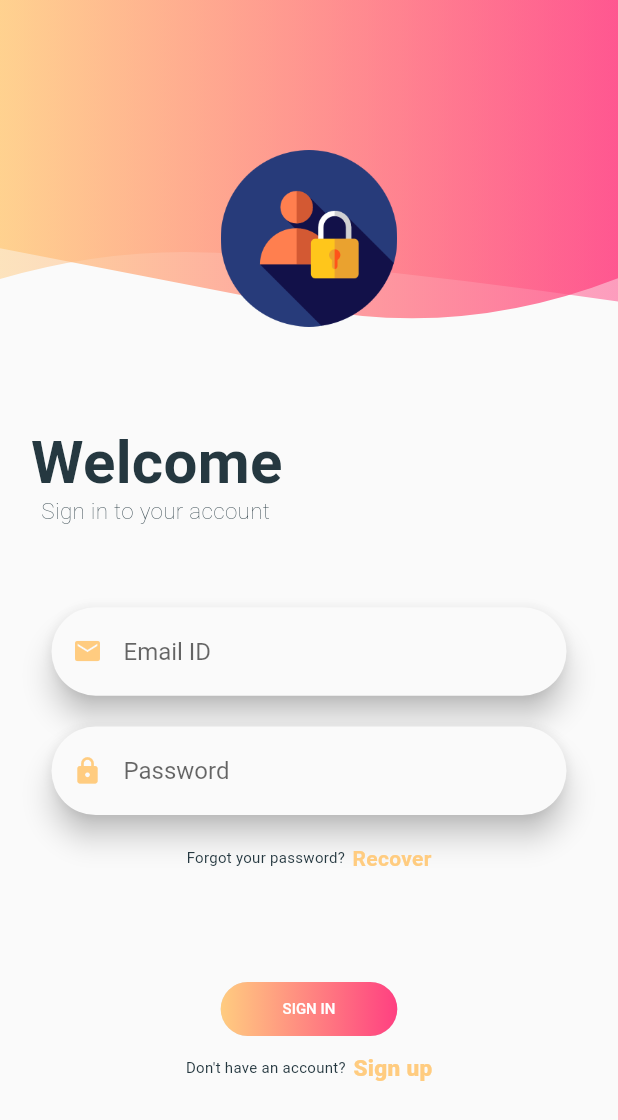
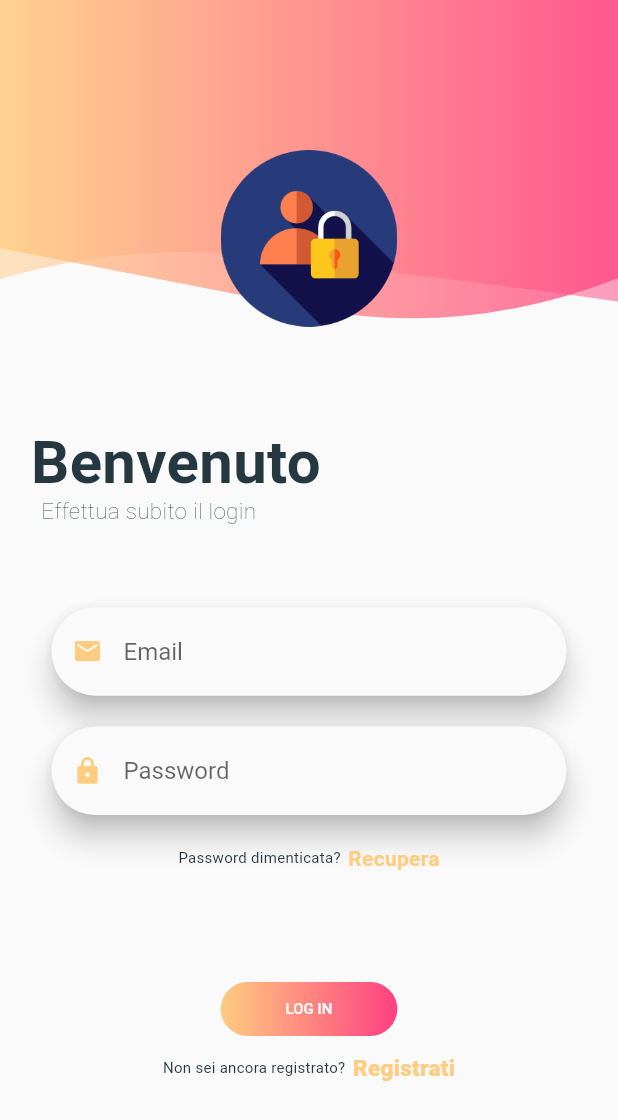
Before and after one commit to Nasic-Elvis/Clup-MobileApplication, a Flutter app: the SignInPage screen opened directly, on a phone screen of 412 x 824 dp. Shown: the top 1120 px of the screen. Run offline on Flutter 3.47's test engine with Material 2 defaults, Android fonts, the phone set to English and light mode, and no system bars; our stand-ins replace expansion_tile_card, flutter_svg, font_awesome_flutter, geolocator, google_maps_flutter, settings_ui and 1 more; network calls fail; Roboto replaces fonts that are missing (WorkSans).

Commit message:
Added package shared_preferences

```diff
--- a/clup/lib/utils/uri.dart
+++ b/clup/lib/utils/uri.dart
@@ -1,6 +1,6 @@
 class Address {
   //URI localhost 10.0.2.2
-  String _uriConnection = "192.168.1.174:3000";
+  String _uriConnection = "10.0.2.2:3000";
   String _uriProtocol = "http://";
   static String getStore;
   static String signIn;
--- a/clup/lib/view/settings.dart
+++ b/clup/lib/view/settings.dart
@@ -24,7 +24,7 @@ class _SettingScreenState extends State<SettingScreen> {
                 onPressed: (context) {},
               ),
               SettingsTile(
-                title: 'Sign In',
+                title: 'Account personale',
                 subtitle: '',
                 leading: Icon(Icons.account_circle),
                 onPressed: (context) {
--- a/clup/lib/view/signin.dart
+++ b/clup/lib/view/signin.dart
@@ -122,7 +122,7 @@ class _SignInScreenState extends State<SignInScreen> {
       child: Row(
         children: <Widget>[
           Text(
-            "Welcome",
+            "Benvenuto",
             style: TextStyle(
               fontWeight: FontWeight.bold,
               fontSize: _large ? 60 : (_medium ? 50 : 40),
@@ -139,7 +139,7 @@ class _SignInScreenState extends State<SignInScreen> {
       child: Row(
         children: <Widget>[
           Text(
-            "Sign in to your account",
+            "Effettua subito il login",
             style: TextStyle(
               fontWeight: FontWeight.w200,
               fontSize: _large ? 20 : (_medium ? 17.5 : 15),
@@ -172,7 +172,7 @@ class _SignInScreenState extends State<SignInScreen> {
       keyboardType: TextInputType.emailAddress,
       textEditingController: emailController,
       icon: Icons.email,
-      hint: "Email ID",
+      hint: "Email",
     );
   }
 
@@ -193,7 +193,7 @@ class _SignInScreenState extends State<SignInScreen> {
         mainAxisAlignment: MainAxisAlignment.center,
         children: <Widget>[
           Text(
-            "Forgot your password?",
+            "Password dimenticata?",
             style: TextStyle(
                 fontWeight: FontWeight.w400,
                 fontSize: _large ? 14 : (_medium ? 12 : 10)),
@@ -206,7 +206,7 @@ class _SignInScreenState extends State<SignInScreen> {
               print("Routing");
             },
             child: Text(
-              "Recover",
+              "Recupera",
               style: TextStyle(
                   fontWeight: FontWeight.w600, color: Colors.orange[200]),
             ),
@@ -238,7 +238,7 @@ class _SignInScreenState extends State<SignInScreen> {
             ),
           ),
           padding: const EdgeInsets.all(12.0),
-          child: Text('SIGN IN',
+          child: Text('LOG IN',
               style: TextStyle(fontSize: _large ? 14 : (_medium ? 12 : 10))),
         ),
         onTap: () async {
@@ -269,7 +269,7 @@ class _SignInScreenState extends State<SignInScreen> {
         mainAxisAlignment: MainAxisAlignment.center,
         children: <Widget>[
           Text(
-            "Don't have an account?",
+            "Non sei ancora registrato?",
             style: TextStyle(
                 fontWeight: FontWeight.w400,
                 fontSize: _large ? 14 : (_medium ? 12 : 10)),
@@ -285,7 +285,7 @@ class _SignInScreenState extends State<SignInScreen> {
               print("Routing to Sign up screen");
             },
             child: Text(
-              "Sign up",
+              "Registrati",
               style: TextStyle(
                   fontWeight: FontWeight.w800,
                   color: Colors.orange[200],
--- a/clup/pubspec.yaml
+++ b/clup/pubspec.yaml
@@ -38,6 +38,7 @@ dependencies:
   url_launcher: ^6.0.4
   expansion_tile_card: ^1.1.0
   settings_ui: ^0.6.0
+  shared_preferences: ^2.0.6
 
 
 
```
